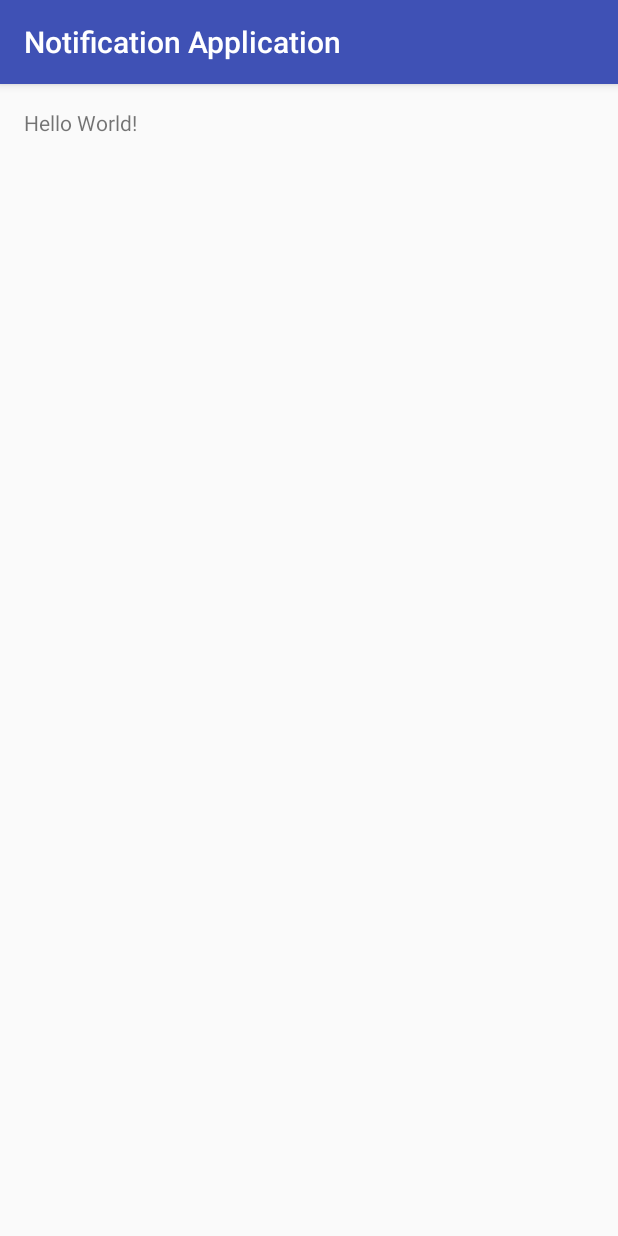
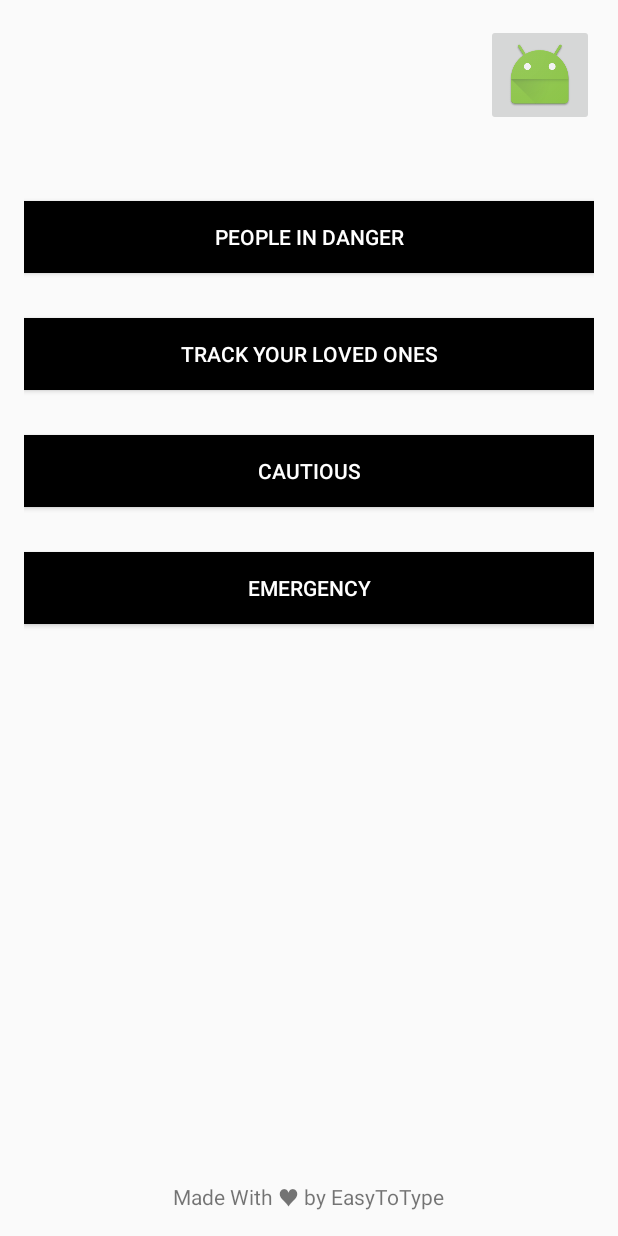
Before and after one commit to lakshmanaram/cSecure, an Android app: the MainActivity screen opened directly, with no data from a screen before it, on a phone screen of 412 x 824 dp. Run offline under Robolectric (Android 15) with nearby library versions, the phone set to English and light mode, and no system bars.

Commit message:
adds Main Activity layout

```diff
--- a/app/src/main/AndroidManifest.xml
+++ b/app/src/main/AndroidManifest.xml
@@ -10,7 +10,6 @@
         android:theme="@style/AppTheme.NoActionBar">
         <activity
             android:name=".MainActivity"
-            android:label="@string/app_name"
             android:theme="@style/AppTheme.NoActionBar">
         </activity>
 
--- a/app/src/main/java/com/example/adarsh/notificationapplication/MainActivity.java
+++ b/app/src/main/java/com/example/adarsh/notificationapplication/MainActivity.java
@@ -5,6 +5,7 @@ import android.app.Notification;
 import android.app.PendingIntent;
 import android.content.Context;
 import android.content.Intent;
+import android.graphics.Color;
 import android.os.Bundle;
 import android.os.SystemClock;
 import android.support.design.widget.FloatingActionButton;
@@ -14,16 +15,80 @@ import android.support.v7.widget.Toolbar;
 import android.view.View;
 import android.view.Menu;
 import android.view.MenuItem;
+import android.widget.Button;
+import android.widget.ImageButton;
+import android.widget.Toast;
 
 public class MainActivity extends AppCompatActivity {
 
+    static boolean cautious_mode = false;
     @Override
     protected void onCreate(Bundle savedInstanceState) {
         super.onCreate(savedInstanceState);
         setContentView(R.layout.activity_main);
-        Toolbar toolbar = (Toolbar) findViewById(R.id.toolbar);
-        setSupportActionBar(toolbar);
-
+        ImageButton profile = (ImageButton) findViewById(R.id.myProfile);
+        assert profile!=null;
+        profile.setOnClickListener(new View.OnClickListener() {
+            @Override
+            public void onClick(View v) {
+                //Intent to profile
+            }
+        });
+        Button pid = (Button) findViewById(R.id.pid);
+        assert pid != null;
+        pid.setOnClickListener(new View.OnClickListener() {
+            @Override
+            public void onClick(View v) {
+                // intent to people in danger
+            }
+        });
+        Button track = (Button) findViewById(R.id.track);
+        assert track != null;
+        track.setOnClickListener(new View.OnClickListener() {
+            @Override
+            public void onClick(View v) {
+                // Intent to track activity
+            }
+        });
+        final Button cautious = (Button) findViewById(R.id.cautious);
+        assert cautious != null;
+        final Button stopc = (Button) findViewById(R.id.stopcautious);
+        assert stopc != null;
+        if(cautious.getDrawingCacheBackgroundColor() == Color.parseColor("#aaaaaa"))
+            cautious_mode = true;
+        cautious.setOnClickListener(new View.OnClickListener() {
+            @Override
+            public void onClick(View v) {
+                if(!cautious_mode) {
+                    cautious_mode = true;
+                    cautious.setBackgroundColor(Color.parseColor("#aaaaaa"));
+                    cautious.setClickable(false);
+                    stopc.setVisibility(View.VISIBLE);
+                    // call to alarm manager
+                    Toast.makeText(getApplicationContext(), "Activatedd Cautious mode", Toast.LENGTH_SHORT).show();
+                }
+            }
+        });
+        stopc.setOnClickListener(new View.OnClickListener() {
+            @Override
+            public void onClick(View v) {
+                cautious_mode = false;
+                stopc.setVisibility(View.GONE);
+                cautious.setBackgroundColor(Color.parseColor("#000000"));
+                cautious.setClickable(true);
+                // Calls to cancel Alarm manager
+            }
+        });
+        Button emergency = (Button) findViewById(R.id.emergency);
+        assert emergency != null;
+        emergency.setOnClickListener(new View.OnClickListener() {
+            @Override
+            public void onClick(View v) {
+                // API calls to show emergency
+                // Calls to Alarm manager.
+                // Do the same as in cautious mode.
+            }
+        });
     }
 /*
     @Override
--- a/app/src/main/res/layout/activity_main.xml
+++ b/app/src/main/res/layout/activity_main.xml
@@ -1,26 +1,88 @@
-<?xml version="1.0" encoding="utf-8"?>
-<android.support.design.widget.CoordinatorLayout xmlns:android="http://schemas.android.com/apk/res/android"
-    xmlns:app="http://schemas.android.com/apk/res-auto"
-    xmlns:tools="http://schemas.android.com/tools"
-    android:layout_width="match_parent"
-    android:layout_height="match_parent"
-    android:fitsSystemWindows="true"
-    tools:context="com.example.adarsh.notificationapplication.MainActivity">
+<RelativeLayout xmlns:android="http://schemas.android.com/apk/res/android"
+                xmlns:tools="http://schemas.android.com/tools" android:layout_width="match_parent"
+                android:layout_height="match_parent"
+                android:paddingTop="@dimen/activity_vertical_margin"
+                android:paddingBottom="@dimen/activity_vertical_margin"
+                android:orientation="vertical"
+                android:weightSum="5"
+                tools:context=".MainActivity"
+                android:padding="@dimen/activity_horizontal_margin">
 
-    <android.support.design.widget.AppBarLayout
+    <Button
+        android:id="@+id/pid"
         android:layout_width="match_parent"
         android:layout_height="wrap_content"
-        android:theme="@style/AppTheme.AppBarOverlay">
+        android:text="People in Danger"
+        android:background="#000000"
+        android:textColor="#ffffff"
+        android:layout_below="@+id/myProfile"
+        android:layout_alignParentLeft="@+id/myProfile"
+        android:layout_alignParentStart="@+id/myProfile"
+        android:layout_marginTop="50dp" />
 
-        <android.support.v7.widget.Toolbar
-            android:id="@+id/toolbar"
-            android:layout_width="match_parent"
-            android:layout_height="?attr/actionBarSize"
-            android:background="?attr/colorPrimary"
-            app:popupTheme="@style/AppTheme.PopupOverlay" />
+    <Button
+        android:id="@+id/track"
+        android:layout_width="match_parent"
+        android:layout_height="wrap_content"
+        android:text="Track your loved ones"
+        android:background="#000000"
+        android:textColor="#ffffff"
+        android:layout_below="@+id/pid"
+        android:layout_alignParentLeft="@+id/pid"
+        android:layout_alignParentStart="@+id/pid"
+        android:layout_marginTop="30dp" />
 
-    </android.support.design.widget.AppBarLayout>
+    <Button
+        android:id="@+id/cautious"
+        android:layout_width="match_parent"
+        android:layout_height="wrap_content"
+        android:text="Cautious"
+        android:background="#000000"
+        android:textColor="#ffffff"
+        android:clickable="true"
+        android:layout_below="@+id/track"
+        android:layout_alignParentLeft="@+id/track"
+        android:layout_alignParentStart="@+id/track"
+        android:layout_marginTop="30dp" />
+    <Button
+        android:id="@+id/stopcautious"
+        android:layout_width="match_parent"
+        android:layout_height="wrap_content"
+        android:text="Exit Cautious mode"
+        android:background="#000000"
+        android:textColor="#ffffff"
+        android:layout_below="@+id/cautious"
+        android:visibility="gone"
+        android:layout_alignLeft="@+id/cautious"
+        android:layout_alignStart="@+id/cautious"
+        android:layout_marginTop="30dp"/>
+    <Button
+        android:id="@+id/emergency"
+        android:layout_width="match_parent"
+        android:layout_height="wrap_content"
+        android:text="Emergency"
+        android:background="#000000"
+        android:textColor="#ffffff"
+        android:layout_below="@+id/stopcautious"
+        android:layout_alignLeft="@+id/stopcautious"
+        android:layout_alignStart="@+id/stopcautious"
+        android:layout_marginTop="30dp" />
 
-    <include layout="@layout/content_main" />
+    <TextView
+        android:layout_width="wrap_content"
+        android:layout_height="wrap_content"
+        android:text="Made With \u2665 by EasyToType"
+        android:id="@+id/textView2"
+        android:layout_alignParentBottom="true"
+        android:layout_centerHorizontal="true" />
+    <ImageButton
+        android:layout_width="wrap_content"
+        android:layout_height="wrap_content"
+        android:id="@+id/myProfile"
+        android:src="@mipmap/ic_launcher"
+        android:layout_alignParentTop="true"
+        android:layout_alignParentEnd="true"
+        android:layout_alignParentRight="true"
+        />
 
-</android.support.design.widget.CoordinatorLayout>
+</RelativeLayout>
```
